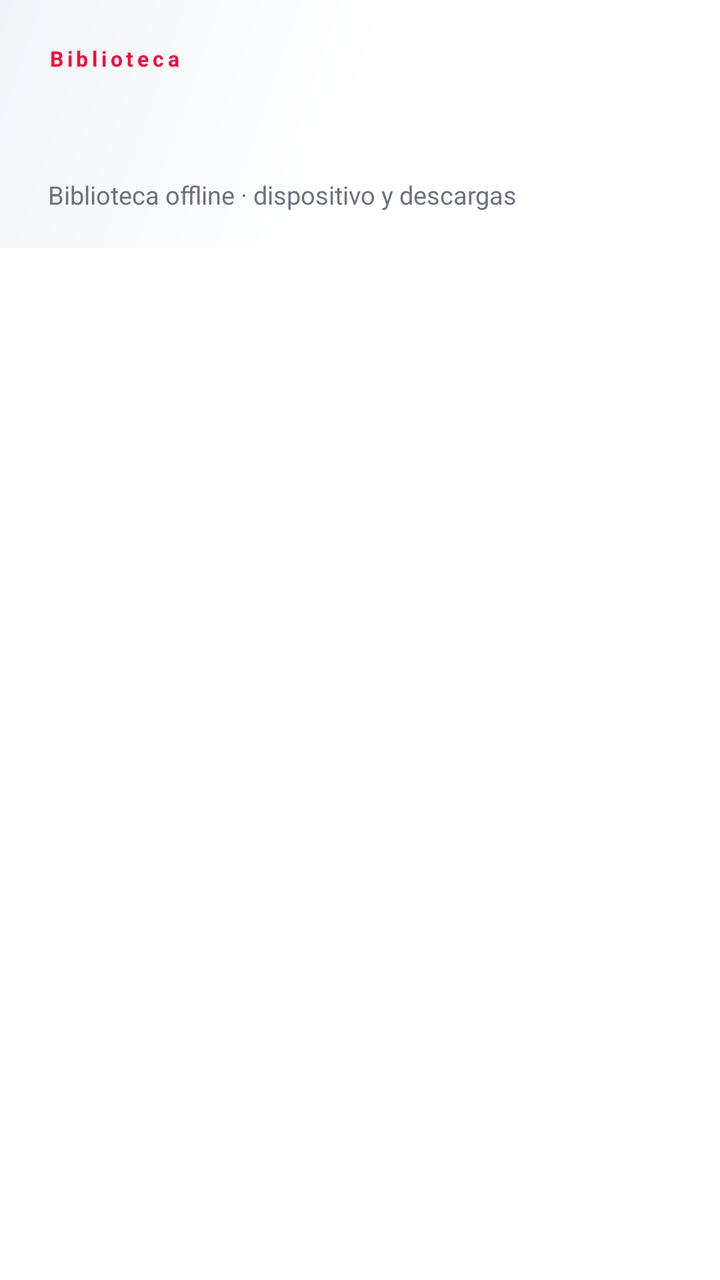
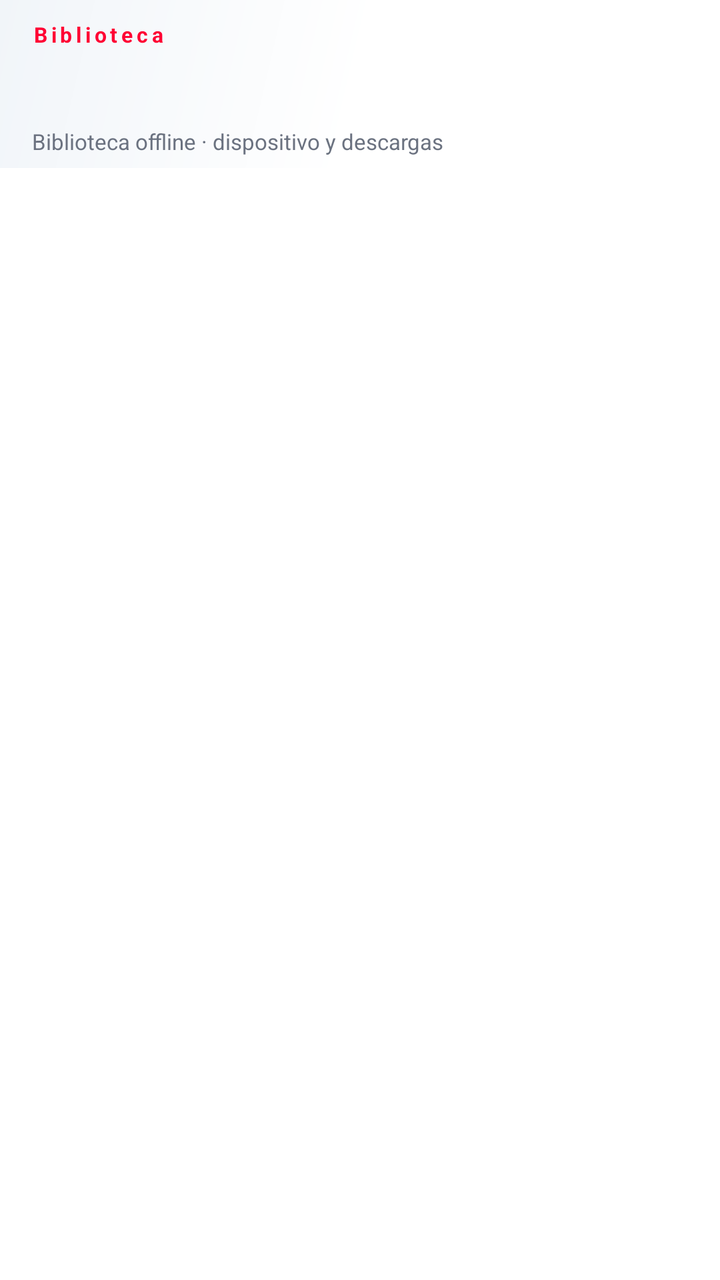

Screens rendered from an Android XML layout before and after an edit, with the pre-edit source and the edit as a unified diff.
<!-- AndroidManifest.xml: application theme Theme.SeldiaMusic -->
<!-- res/layout/fragment_group_list.xml -->
<?xml version="1.0" encoding="utf-8"?>
<LinearLayout xmlns:android="http://schemas.android.com/apk/res/android"
    android:layout_width="match_parent"
    android:layout_height="match_parent"
    android:background="@color/background"
    android:orientation="vertical">

    <LinearLayout
        android:layout_width="match_parent"
        android:layout_height="wrap_content"
        android:background="@drawable/bg_player_gradient"
        android:orientation="vertical"
        android:paddingStart="24dp"
        android:paddingEnd="24dp"
        android:paddingTop="22dp"
        android:paddingBottom="18dp">

        <TextView
            android:id="@+id/tv_kicker"
            android:layout_width="match_parent"
            android:layout_height="wrap_content"
            android:text="@string/kicker_library"
            android:textColor="?attr/accentPrimary"
            android:textSize="10.5sp"
            android:textStyle="bold"
            android:letterSpacing="0.18" />

        <TextView
            android:id="@+id/tv_title_big"
            android:layout_width="match_parent"
            android:layout_height="wrap_content"
            android:layout_marginTop="6dp"
            android:textColor="@color/text_primary"
            android:textSize="30sp"
            android:textStyle="bold" />

        <TextView
            android:id="@+id/tv_subtitle"
            android:layout_width="match_parent"
            android:layout_height="wrap_content"
            android:layout_marginTop="6dp"
            android:text="@string/groups_offline_subtitle"
            android:textColor="@color/text_secondary"
            android:textSize="12.5sp" />
    </LinearLayout>

    <FrameLayout
        android:layout_width="match_parent"
        android:layout_height="0dp"
        android:layout_weight="1">

        <androidx.recyclerview.widget.RecyclerView
            android:id="@+id/recycler"
            android:layout_width="match_parent"
            android:layout_height="match_parent"
            android:clipToPadding="false"
            android:paddingTop="6dp"
            android:paddingBottom="10dp" />

        <ProgressBar
            android:id="@+id/progress"
            android:layout_width="wrap_content"
            android:layout_height="wrap_content"
            android:layout_gravity="center"
            android:indeterminateTint="?attr/accentPrimary" />

        <TextView
            android:id="@+id/empty"
            android:layout_width="match_parent"
            android:layout_height="wrap_content"
            android:layout_gravity="center"
            android:gravity="center"
            android:padding="24dp"
            android:text="@string/empty_groups_offline"
            android:textColor="@color/text_secondary"
            android:visibility="gone" />
    </FrameLayout>
</LinearLayout>
<!-- resources referenced by this layout -->
<resources>
  <color name="background">#FFFFFF</color>
  <color name="text_primary">#111827</color>
  <color name="text_secondary">#6B7280</color>
  <!-- drawable bg_player_gradient (drawable) -->
  <?xml version="1.0" encoding="utf-8"?>
  <shape xmlns:android="http://schemas.android.com/apk/res/android"
      android:shape="rectangle">
      <gradient
          android:angle="315"
          android:startColor="@color/surface_high"
          android:centerColor="@color/background"
          android:endColor="@color/background" />
  </shape>
  <string name="empty_groups_offline">Sin pistas en tu biblioteca offline.</string>
  <string name="groups_offline_subtitle">Biblioteca offline · dispositivo y descargas</string>
  <string name="kicker_library">Biblioteca</string>
  <style name="Theme.SeldiaMusic" parent="Theme.MaterialComponents.DayNight.NoActionBar">
          <item name="colorPrimary">@color/primary</item>
          <item name="colorOnPrimary">@color/on_primary</item>
          <item name="colorSecondary">@color/accent_secondary</item>
          <item name="colorOnSecondary">@color/on_primary</item>
          <item name="colorSurface">@color/surface</item>
          <item name="colorOnSurface">@color/text_primary</item>
          <item name="colorPrimaryVariant">@color/primary</item>
          <item name="android:colorBackground">@color/background</item>
          <item name="android:windowBackground">@color/background</item>
          <item name="android:statusBarColor">@color/background</item>
          <item name="android:navigationBarColor">@color/background</item>
          <item name="android:textColorPrimary">@color/text_primary</item>
          <item name="android:textColorSecondary">@color/text_secondary</item>
  
          
          <item name="accentPrimary">@color/accent_red</item>
          <item name="accentSoft">@color/accent_red_soft</item>
          <item name="accentSecondary">@color/accent_red_secondary</item>
          <item name="accentPrimaryDark">@color/accent_red_dark</item>
  
          
          <item name="glassBackground">@color/background</item>
          <item name="glassSidebar">@color/sidebar_bg</item>
          <item name="glassPanel">@color/glass_surface_high</item>
          <item name="glassStroke">@color/glass_stroke</item>
  
          <item name="bottomSheetDialogTheme">@style/ThemeOverlay.SeldiaMusic.BottomSheetDialog</item>
          <item name="materialAlertDialogTheme">@style/ThemeOverlay.SeldiaMusic.Dialog</item>
      </style>
  <color name="surface_high">#F1F5F9</color>
  <color name="primary">#FF0033</color>
  <color name="on_primary">#FFFFFF</color>
  <color name="accent_secondary">#FF4D6D</color>
  <color name="surface">#FFFFFF</color>
  <color name="accent_red">#FF0033</color>
  <color name="accent_red_soft">#33FF0033</color>
  <color name="accent_red_secondary">#FF4D6D</color>
  <color name="accent_red_dark">#C9002B</color>
  <color name="sidebar_bg">#F8FAFC</color>
  <color name="glass_surface_high">#F2FFFFFF</color>
  <color name="glass_stroke">#1F000000</color>
  <style name="ThemeOverlay.SeldiaMusic.BottomSheetDialog" parent="ThemeOverlay.MaterialComponents.BottomSheetDialog">
          <item name="bottomSheetStyle">@style/Widget.SeldiaMusic.BottomSheet</item>
          <item name="android:windowIsFloating">false</item>
          <item name="android:navigationBarColor">@color/surface</item>
      </style>
  <style name="ThemeOverlay.SeldiaMusic.Dialog" parent="ThemeOverlay.MaterialComponents.MaterialAlertDialog">
          <item name="colorSurface">@color/surface_high</item>
          <item name="colorOnSurface">@color/text_primary</item>
          <item name="colorPrimary">?attr/accentPrimary</item>
      </style>
  <style name="Widget.SeldiaMusic.BottomSheet" parent="Widget.MaterialComponents.BottomSheet.Modal">
          <item name="backgroundTint">@android:color/transparent</item>
      </style>
</resources>

<!-- the commit's change to res/layout/fragment_group_list.xml (unified diff, before → after) -->
@@ -10,10 +10,10 @@
         android:layout_height="wrap_content"
         android:background="@drawable/bg_player_gradient"
         android:orientation="vertical"
-        android:paddingStart="24dp"
-        android:paddingEnd="24dp"
-        android:paddingTop="22dp"
-        android:paddingBottom="18dp">
+        android:paddingStart="16dp"
+        android:paddingEnd="16dp"
+        android:paddingTop="10dp"
+        android:paddingBottom="6dp">
 
         <TextView
             android:id="@+id/tv_kicker"
@@ -31,7 +31,7 @@
             android:layout_height="wrap_content"
             android:layout_marginTop="6dp"
             android:textColor="@color/text_primary"
-            android:textSize="30sp"
+            android:textSize="20sp"
             android:textStyle="bold" />
 
         <TextView
@@ -41,7 +41,7 @@
             android:layout_marginTop="6dp"
             android:text="@string/groups_offline_subtitle"
             android:textColor="@color/text_secondary"
-            android:textSize="12.5sp" />
+            android:textSize="11sp" />
     </LinearLayout>
 
     <FrameLayout
@@ -51,11 +51,12 @@
 
         <androidx.recyclerview.widget.RecyclerView
             android:id="@+id/recycler"
+            android:nextFocusDown="@+id/btn_play_pause"
             android:layout_width="match_parent"
             android:layout_height="match_parent"
             android:clipToPadding="false"
-            android:paddingTop="6dp"
-            android:paddingBottom="10dp" />
+            android:paddingTop="4dp"
+            android:paddingBottom="6dp" />
 
         <ProgressBar
             android:id="@+id/progress"
